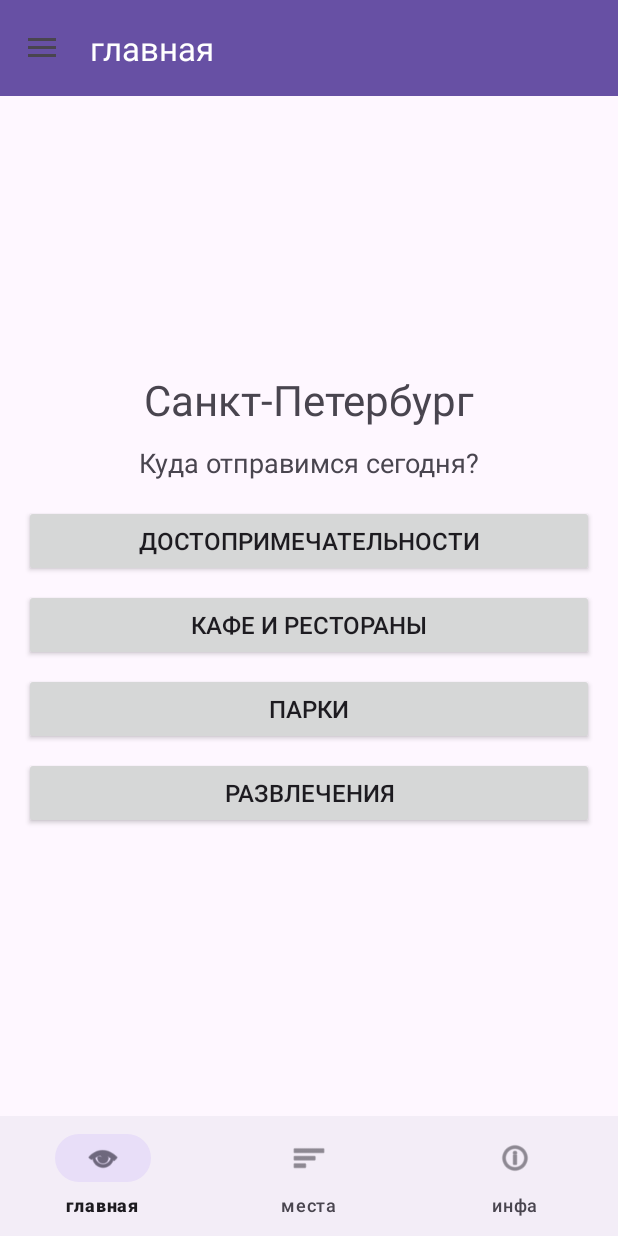
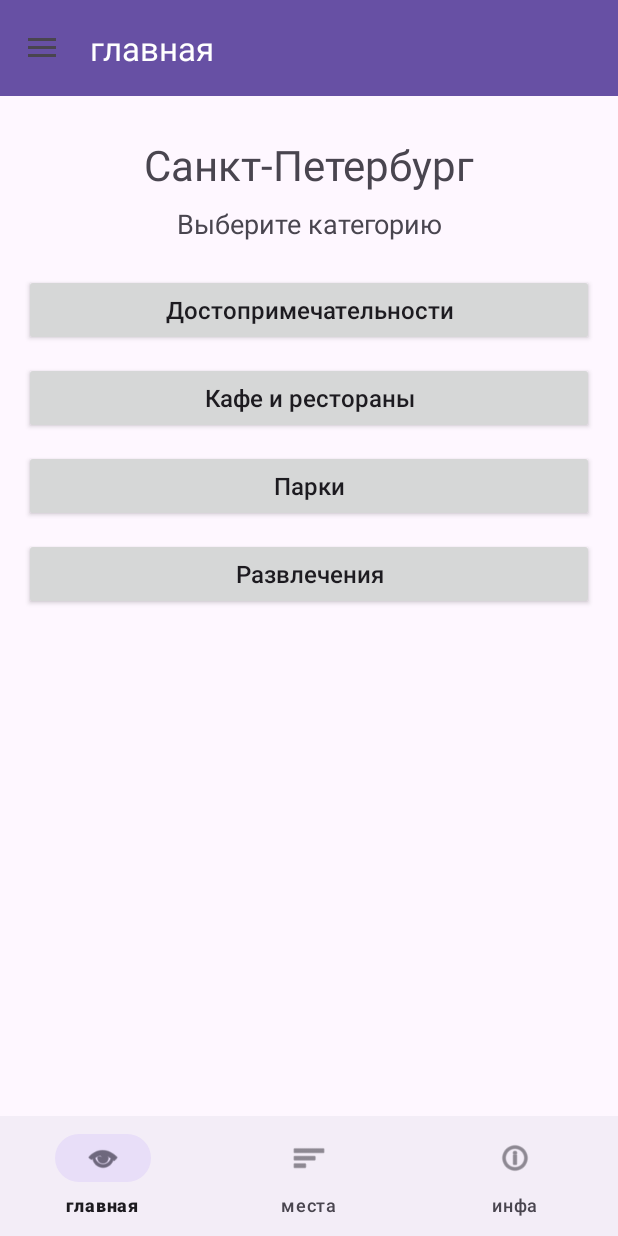
Before and after one commit to ilesonchik-debug/lab_4_android, an Android app: the screen it shows after launch (MainActivity), on a phone screen of 412 x 824 dp. Run offline under Robolectric (Android 15) with nearby library versions, the phone set to English and light mode, and no system bars; our stand-ins replace navigation-ui.

Commit message:
исправляю поворот экрана

```diff
--- a/app/src/main/java/com/example/lab4/HomeFragment.kt
+++ b/app/src/main/java/com/example/lab4/HomeFragment.kt
@@ -6,10 +6,11 @@ import android.view.View
 import android.view.ViewGroup
 import android.widget.Button
 import android.widget.LinearLayout
+import android.widget.ScrollView
 import android.widget.TextView
+import androidx.core.os.bundleOf
 import androidx.fragment.app.Fragment
 import androidx.navigation.fragment.findNavController
-import androidx.core.os.bundleOf
 
 class HomeFragment : Fragment() {
 
@@ -21,60 +22,77 @@ class HomeFragment : Fragment() {
 
         val context = requireContext()
 
-        val layout = LinearLayout(context).apply {
-            orientation = LinearLayout.VERTICAL
-            gravity = Gravity.CENTER
-            setPadding(24, 24, 24, 24)
+        // Основной прокручиваемый контейнер
+        val scrollView = ScrollView(context).apply {
+            layoutParams = ViewGroup.LayoutParams(
+                ViewGroup.LayoutParams.MATCH_PARENT,
+                ViewGroup.LayoutParams.MATCH_PARENT
+            )
+            isFillViewport = true
         }
 
+        // Содержимое главной страницы
+        val content = LinearLayout(context).apply {
+            orientation = LinearLayout.VERTICAL
+            gravity = Gravity.CENTER_HORIZONTAL
+            setPadding(24, 24, 24, 32)
+        }
+
+        // Заголовок
         val title = TextView(context).apply {
             text = "Санкт-Петербург"
             textSize = 28f
             gravity = Gravity.CENTER
+            setPadding(0, 16, 0, 12)
         }
 
         val subtitle = TextView(context).apply {
-            text = "Куда отправимся сегодня?"
+            text = "Выберите категорию"
             textSize = 18f
             gravity = Gravity.CENTER
-            setPadding(0, 16, 0, 24)
+            setPadding(0, 0, 0, 24)
         }
 
-        layout.addView(title)
-        layout.addView(subtitle)
+        content.addView(title)
+        content.addView(subtitle)
 
-        val categories = listOf(
-            "Достопримечательности" to "attractions",
-            "Кафе и рестораны" to "cafes",
-            "Парки" to "parks",
-            "Развлечения" to "entertainment"
-        )
+        // Категории
+        addCategoryButton(content, "Достопримечательности", "attractions")
+        addCategoryButton(content, "Кафе и рестораны", "cafes")
+        addCategoryButton(content, "Парки", "parks")
+        addCategoryButton(content, "Развлечения", "entertainment")
 
-        categories.forEach { (name, id) ->
+        scrollView.addView(content)
 
-            val button = Button(context).apply {
-                text = name
-                textSize = 16f
+        return scrollView
+    }
 
-                setOnClickListener {
-                    findNavController().navigate(
-                        R.id.categoryFragment,
-                        bundleOf("categoryId" to id)
-                    )
-                }
-            }
+    private fun addCategoryButton(
+        container: LinearLayout,
+        buttonText: String,
+        categoryId: String
+    ) {
+        val button = Button(requireContext()).apply {
+            text = buttonText
+            textSize = 16f
+            isAllCaps = false
+            minHeight = 64
+        }
 
-            layout.addView(
-                button,
-                LinearLayout.LayoutParams(
-                    ViewGroup.LayoutParams.MATCH_PARENT,
-                    ViewGroup.LayoutParams.WRAP_CONTENT
-                ).apply {
-                    bottomMargin = 12
-                }
+        val params = LinearLayout.LayoutParams(
+            ViewGroup.LayoutParams.MATCH_PARENT,
+            ViewGroup.LayoutParams.WRAP_CONTENT
+        ).apply {
+            setMargins(0, 8, 0, 8)
+        }
+
+        container.addView(button, params)
+
+        button.setOnClickListener {
+            findNavController().navigate(
+                R.id.categoryFragment,
+                bundleOf("categoryId" to categoryId)
             )
         }
-
-        return layout
     }
 }
```
